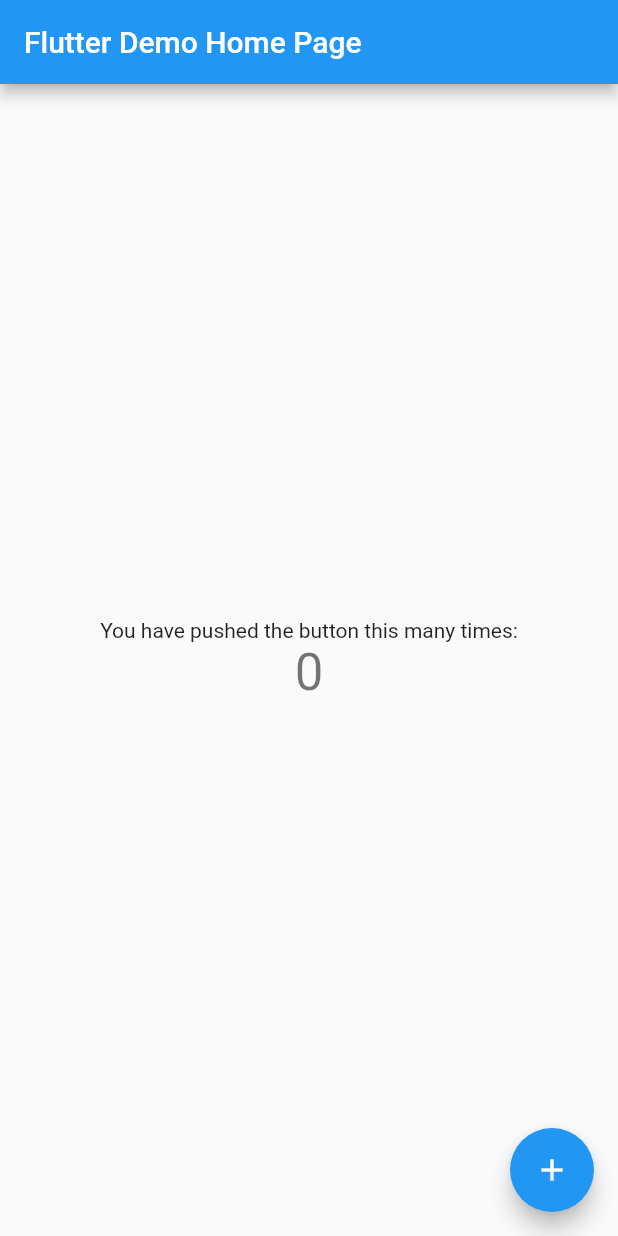
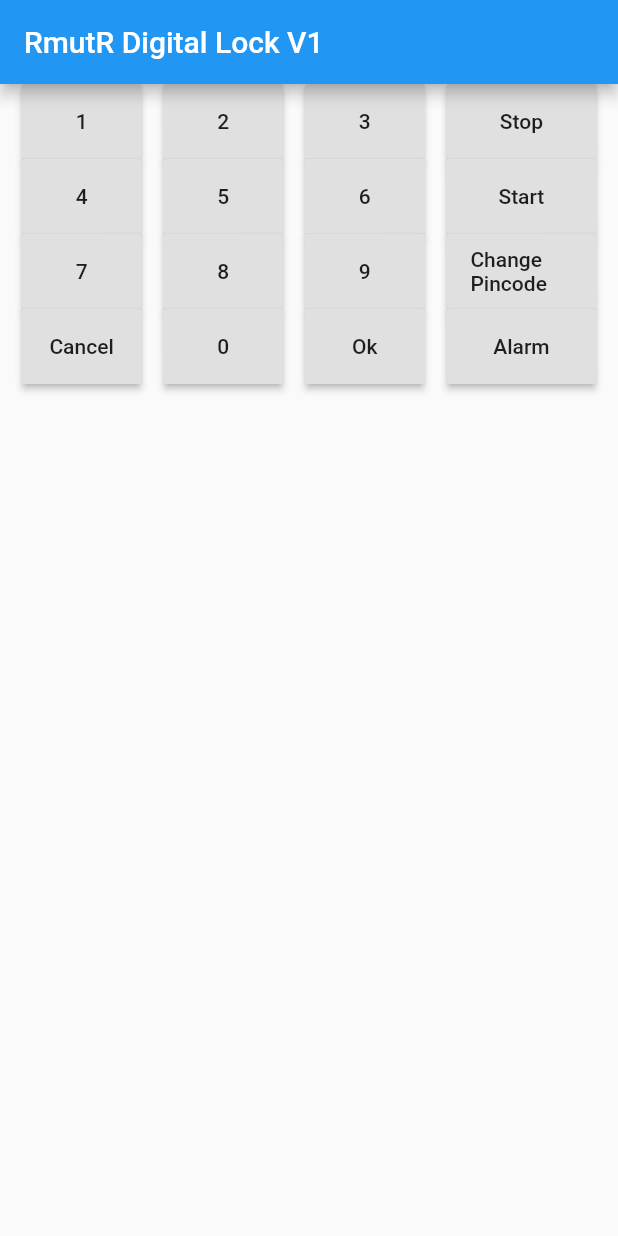
Before and after one commit to rmutr/Digital_Lock_V1_Flutter, a Flutter app: the screen it shows after launch, on a phone screen of 412 x 824 dp. Run offline on Flutter 3.47's test engine with Material 2 defaults, Android fonts, the phone set to English and light mode, and no system bars.

Commit message:
UI update.

```diff
--- a/lib/main.dart
+++ b/lib/main.dart
@@ -3,109 +3,270 @@ import 'package:flutter/material.dart';
 void main() => runApp(MyApp());
 
 class MyApp extends StatelessWidget {
-  // This widget is the root of your application.
   @override
   Widget build(BuildContext context) {
     return MaterialApp(
-      title: 'Flutter Demo',
-      theme: ThemeData(
-        // This is the theme of your application.
-        //
-        // Try running your application with "flutter run". You'll see the
-        // application has a blue toolbar. Then, without quitting the app, try
-        // changing the primarySwatch below to Colors.green and then invoke
-        // "hot reload" (press "r" in the console where you ran "flutter run",
-        // or simply save your changes to "hot reload" in a Flutter IDE).
-        // Notice that the counter didn't reset back to zero; the application
-        // is not restarted.
-        primarySwatch: Colors.blue,
-      ),
-      home: MyHomePage(title: 'Flutter Demo Home Page'),
+      home: DigitalLock(),
     );
   }
 }
 
-class MyHomePage extends StatefulWidget {
-  MyHomePage({Key key, this.title}) : super(key: key);
-
-  // This widget is the home page of your application. It is stateful, meaning
-  // that it has a State object (defined below) that contains fields that affect
-  // how it looks.
-
-  // This class is the configuration for the state. It holds the values (in this
-  // case the title) provided by the parent (in this case the App widget) and
-  // used by the build method of the State. Fields in a Widget subclass are
-  // always marked "final".
-
-  final String title;
-
+//-----------------------------------------------------------------------------
+class DigitalLock extends StatefulWidget {
   @override
-  _MyHomePageState createState() => _MyHomePageState();
+  _DigitalLockState createState() => _DigitalLockState();
 }
 
-class _MyHomePageState extends State<MyHomePage> {
-  int _counter = 0;
+class _DigitalLockState extends State<DigitalLock> {
+//-----------------------------------------------------------------------------
+  String tx_buff_str = "";
 
-  void _incrementCounter() {
-    setState(() {
-      // This call to setState tells the Flutter framework that something has
-      // changed in this State, which causes it to rerun the build method below
-      // so that the display can reflect the updated values. If we changed
-      // _counter without calling setState(), then the build method would not be
-      // called again, and so nothing would appear to happen.
-      _counter++;
-    });
+//-----------------------------------------------------------------------------
+  void keepinTxBuff(String pstr) {
+    if (tx_buff_str.length < 10) {
+      tx_buff_str += pstr;
+    }
+    print(tx_buff_str);
   }
 
+  void sendTxBuff(String pstr) {
+    print(pstr);
+  }
+
+  Widget dlBtn_0() {
+    return Container(
+      width: 80.0,
+      height: 50.0,
+      child: RaisedButton(
+          child: Text("0"),
+          onPressed: () {
+            this.keepinTxBuff("0");
+          }),
+    );
+  }
+
+  Widget dlBtn_1() {
+    return Container(
+      width: 80.0,
+      height: 50.0,
+      child: RaisedButton(
+          child: Text("1"),
+          onPressed: () {
+            this.keepinTxBuff("1");
+          }),
+    );
+  }
+
+  Widget dlBtn_2() {
+    return Container(
+      width: 80.0,
+      height: 50.0,
+      child: RaisedButton(
+          child: Text("2"),
+          onPressed: () {
+            this.keepinTxBuff("2");
+          }),
+    );
+  }
+
+  Widget dlBtn_3() {
+    return Container(
+      width: 80.0,
+      height: 50.0,
+      child: RaisedButton(
+          child: Text("3"),
+          onPressed: () {
+            this.keepinTxBuff("3");
+          }),
+    );
+  }
+
+  Widget dlBtn_4() {
+    return Container(
+      width: 80.0,
+      height: 50.0,
+      child: RaisedButton(
+          child: Text("4"),
+          onPressed: () {
+            this.keepinTxBuff("4");
+          }),
+    );
+  }
+
+  Widget dlBtn_5() {
+    return Container(
+      width: 80.0,
+      height: 50.0,
+      child: RaisedButton(
+          child: Text("5"),
+          onPressed: () {
+            this.keepinTxBuff("5");
+          }),
+    );
+  }
+
+  Widget dlBtn_6() {
+    return Container(
+      width: 80.0,
+      height: 50.0,
+      child: RaisedButton(
+          child: Text("6"),
+          onPressed: () {
+            this.keepinTxBuff("6");
+          }),
+    );
+  }
+
+  Widget dlBtn_7() {
+    return Container(
+      width: 80.0,
+      height: 50.0,
+      child: RaisedButton(
+          child: Text("7"),
+          onPressed: () {
+            this.keepinTxBuff("7");
+          }),
+    );
+  }
+
+  Widget dlBtn_8() {
+    return Container(
+      width: 80.0,
+      height: 50.0,
+      child: RaisedButton(
+          child: Text("8"),
+          onPressed: () {
+            this.keepinTxBuff("8");
+          }),
+    );
+  }
+
+  Widget dlBtn_9() {
+    return Container(
+      width: 80.0,
+      height: 50.0,
+      child: RaisedButton(
+          child: Text("9"),
+          onPressed: () {
+            this.keepinTxBuff("9");
+          }),
+    );
+  }
+
+  Widget dlBtnCancel() {
+    return Container(
+      width: 80.0,
+      height: 50.0,
+      child: RaisedButton(
+          child: Text("Cancel"),
+          onPressed: () {
+            tx_buff_str = "";
+          }),
+    );
+  }
+
+  Widget dlBtnOk() {
+    return Container(
+      width: 80.0,
+      height: 50.0,
+      child: RaisedButton(
+          child: Text("Ok"),
+          onPressed: () {
+            this.sendTxBuff("C2-" + tx_buff_str);
+          }),
+    );
+  }
+
+  Widget dlBtnStop() {
+    return Container(
+      width: 100.0,
+      height: 50.0,
+      child: RaisedButton(
+          child: Text("Stop"),
+          onPressed: () {
+            this.sendTxBuff("C0-" + tx_buff_str);
+          }),
+    );
+  }
+
+  Widget dlBtnStart() {
+    return Container(
+      width: 100.0,
+      height: 50.0,
+      child: RaisedButton(child: Text("Start"), onPressed: () {
+            this.sendTxBuff("C1-" + tx_buff_str);
+
+      }),
+    );
+  }
+
+  Widget dlBtnChangePincode() {
+    return Container(
+      width: 100.0,
+      height: 50.0,
+      child: RaisedButton(child: Text("Change Pincode"), onPressed: () {}),
+    );
+  }
+
+  Widget dlBtnAlarm() {
+    return Container(
+      width: 100.0,
+      height: 50.0,
+      child: RaisedButton(child: Text("Alarm"), onPressed: () {}),
+    );
+  }
+
+  Widget dlKeyPad() {
+    return Column(
+      children: <Widget>[
+        Row(
+          mainAxisAlignment: MainAxisAlignment.spaceEvenly,
+          children: <Widget>[
+            dlBtn_1(),
+            dlBtn_2(),
+            dlBtn_3(),
+            dlBtnStop(),
+          ],
+        ),
+        Row(
+          mainAxisAlignment: MainAxisAlignment.spaceEvenly,
+          children: <Widget>[
+            dlBtn_4(),
+            dlBtn_5(),
+            dlBtn_6(),
+            dlBtnStart(),
+          ],
+        ),
+        Row(
+          mainAxisAlignment: MainAxisAlignment.spaceEvenly,
+          children: <Widget>[
+            dlBtn_7(),
+            dlBtn_8(),
+            dlBtn_9(),
+            dlBtnChangePincode(),
+          ],
+        ),
+        Row(
+          mainAxisAlignment: MainAxisAlignment.spaceEvenly,
+          children: <Widget>[
+            dlBtnCancel(),
+            dlBtn_0(),
+            dlBtnOk(),
+            dlBtnAlarm(),
+          ],
+        ),
+      ],
+    );
+  }
+
+//-----------------------------------------------------------------------------
   @override
   Widget build(BuildContext context) {
-    // This method is rerun every time setState is called, for instance as done
-    // by the _incrementCounter method above.
-    //
-    // The Flutter framework has been optimized to make rerunning build methods
-    // fast, so that you can just rebuild anything that needs updating rather
-    // than having to individually change instances of widgets.
     return Scaffold(
       appBar: AppBar(
-        // Here we take the value from the MyHomePage object that was created by
-        // the App.build method, and use it to set our appbar title.
-        title: Text(widget.title),
+        title: Text("RmutR Digital Lock V1"),
       ),
-      body: Center(
-        // Center is a layout widget. It takes a single child and positions it
-        // in the middle of the parent.
-        child: Column(
-          // Column is also a layout widget. It takes a list of children and
-          // arranges them vertically. By default, it sizes itself to fit its
-          // children horizontally, and tries to be as tall as its parent.
-          //
-          // Invoke "debug painting" (press "p" in the console, choose the
-          // "Toggle Debug Paint" action from the Flutter Inspector in Android
-          // Studio, or the "Toggle Debug Paint" command in Visual Studio Code)
-          // to see the wireframe for each widget.
-          //
-          // Column has various properties to control how it sizes itself and
-          // how it positions its children. Here we use mainAxisAlignment to
-          // center the children vertically; the main axis here is the vertical
-          // axis because Columns are vertical (the cross axis would be
-          // horizontal).
-          mainAxisAlignment: MainAxisAlignment.center,
-          children: <Widget>[
-            Text(
-              'You have pushed the button this many times:',
-            ),
-            Text(
-              '$_counter',
-              style: Theme.of(context).textTheme.display1,
-            ),
-          ],
-        ),
-      ),
-      floatingActionButton: FloatingActionButton(
-        onPressed: _incrementCounter,
-        tooltip: 'Increment',
-        child: Icon(Icons.add),
-      ), // This trailing comma makes auto-formatting nicer for build methods.
+      body: dlKeyPad(),
     );
   }
 }
```
